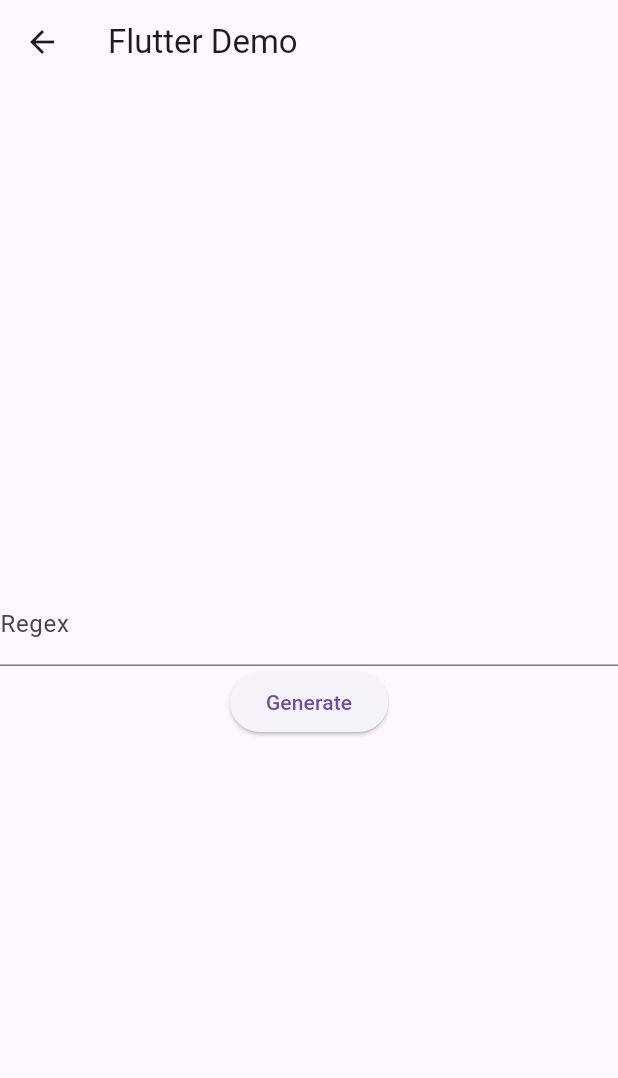
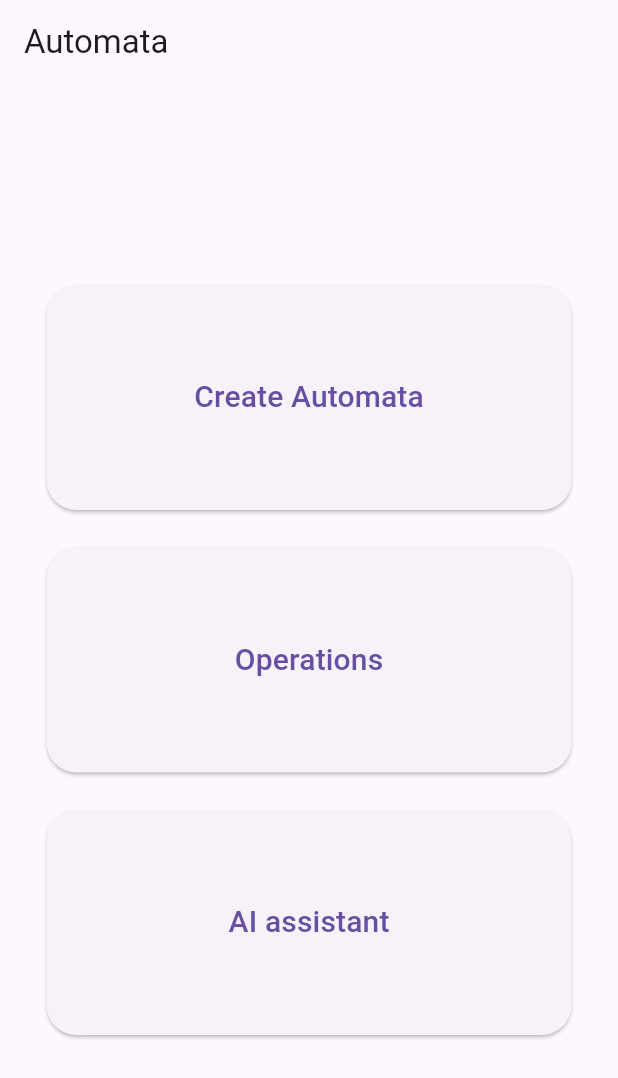
Before and after one commit to souls2108/Automata_App, a Flutter app: the HomePage screen opened directly, on a phone screen of 412 x 824 dp. Shown: the top 1078 px of the screen. Run offline on Flutter 3.47's test engine with Material 3 defaults, Android fonts, the phone set to English and light mode, and no system bars; our stand-ins replace flutter_svg; missing offline and left inert: dart:ffi, flutter_inappwebview.

Commit message:
Update theme

```diff
--- a/lib/main.dart
+++ b/lib/main.dart
@@ -1,13 +1,18 @@
-import 'dart:ffi';
-
 import 'package:automata_app/services/graph_svg/graph_svg_provider.dart';
 import 'package:automata_app/views/create_automata/create_automata_view.dart';
 import 'package:flutter/material.dart';
-import 'package:automata_app/plugin/ffi_plugin/automata_lib.dart';
-import 'package:ffi/ffi.dart';
 
 void main() {
-  runApp(MaterialApp(
+  runApp(const MyApp());
+  GraphSvgProvider.instance;
+}
+
+class MyApp extends StatelessWidget {
+  const MyApp({super.key});
+
+  @override
+  Widget build(BuildContext context) {
+    return MaterialApp(
       theme: ThemeData(
         primarySwatch: Colors.deepPurple,
         dataTableTheme: DataTableThemeData(
@@ -16,9 +21,9 @@ void main() {
           headingRowAlignment: MainAxisAlignment.center,
         ),
       ),
-    home: CreateAutomataView(),
-  ));
-  GraphSvgProvider.instance;
+      home: HomePage(),
+    );
+  }
 }
 
 class HomePage extends StatefulWidget {
@@ -29,98 +34,91 @@ class HomePage extends StatefulWidget {
 }
 
 class _HomePageState extends State<HomePage> {
-  late final TextEditingController _regex;
-  String _dotNFA = '';
-  String _dotDFA = '';
-  String _dotMDFA = '';
-  bool _showGraph = false;
-
-  @override
-  void initState() {
-    _regex = TextEditingController();
-    super.initState();
-  }
-
-  @override
-  void dispose() {
-    _regex.dispose();
-    super.dispose();
-  }
-
-  void handleButtonPress(String regex) {
-    final regexPointer = regex.toNativeUtf8().cast<Char>();
-    var lib = AutomataLib().nativeLibrary;
-    final nfa = lib.NFA_create_instance(regexPointer);
-    final dfa = lib.DFA_create_instance(regexPointer);
-    final mdfa = lib.DFA_minimalDFA(dfa);
-    final nfaDotPointer = lib.NFA_generateDotText(nfa);
-    final dfaDotPointer = lib.DFA_generateDotText(dfa);
-    final mdfaDotPointer = lib.DFA_generateDotText(mdfa);
-
-    setState(() {
-      _dotNFA = nfaDotPointer.cast<Utf8>().toDartString();
-      _dotDFA = dfaDotPointer.cast<Utf8>().toDartString();
-      _dotMDFA = mdfaDotPointer.cast<Utf8>().toDartString();
-      _showGraph = true;
-    });
-
-    malloc.free(nfaDotPointer);
-    malloc.free(dfaDotPointer);
-    malloc.free(mdfaDotPointer);
-  }
-
   @override
   Widget build(BuildContext context) {
     return Scaffold(
       appBar: AppBar(
-        title: const Text('Flutter Demo'),
+        title: const Text('Automata'),
       ),
-      body: Column(mainAxisAlignment: MainAxisAlignment.center, children: [
-        TextField(
-          controller: _regex,
-          decoration: const InputDecoration(
-            labelText: 'Regex',
-            hintText: 'Enter a regex',
+      body: Center(
+        child: SizedBox(
+          height: 500,
+          width: 350,
+          child: Column(
+            mainAxisAlignment: MainAxisAlignment.spaceBetween,
+            crossAxisAlignment: CrossAxisAlignment.stretch,
+            children: [
+              SizedBox(
+                height: 150,
+                child: ElevatedButton(
+                  style: ElevatedButton.styleFrom(
+                    shape: RoundedRectangleBorder(
+                      borderRadius: BorderRadius.circular(20),
+                    ),
+                    padding: EdgeInsets.symmetric(
+                      horizontal: 30,
+                      vertical: 15,
                     ),
                   ),
-        ElevatedButton(
                   onPressed: () {
-            handleButtonPress(_regex.text);
                     Navigator.push(
                       context,
                       MaterialPageRoute(
-                  builder: (context) => Scaffold(
-                      appBar: AppBar(
-                        title: const Text('Automata'),
+                        builder: (context) => CreateAutomataView(),
                       ),
-                      body: SingleChildScrollView(
-                        child: Column(
-                          children: [
-                            // const Text('NFA:'),
-                            // SizedBox(
-                            //   height: 300,
-                            //   child: GraphSvgProvider().generate(_dotNFA),
-                            // ),
-                            // const Text('DFA:'),
-                            // SizedBox(
-                            //     height: 300,
-                            //     child: Center(
-                            //       child: GraphSvgProvider().generate(_dotDFA),
-                            //     )),
-                            const Text('Minimal DFA:'),
+                    );
+                  },
+                  child: const Text(
+                    'Create Automata',
+                    style: TextStyle(fontSize: 20),
+                  ),
+                ),
+              ),
+              // SizedBox(height: 20),
               SizedBox(
-                              height: 300,
-                              child:
-                                  GraphSvgProvider.instance.generate(_dotMDFA),
+                height: 150,
+                child: ElevatedButton(
+                  style: ElevatedButton.styleFrom(
+                    shape: RoundedRectangleBorder(
+                      borderRadius: BorderRadius.circular(20),
                     ),
+                    padding: EdgeInsets.symmetric(
+                      horizontal: 30,
+                      vertical: 15,
+                    ),
+                  ),
+                  onPressed: () {},
+                  child: const Text(
+                    'Operations',
+                    style: TextStyle(fontSize: 20),
+                  ),
+                ),
+              ),
+              // SizedBox(height: 20),
+              SizedBox(
+                height: 150,
+                child: ElevatedButton(
+                  style: ElevatedButton.styleFrom(
+                    shape: RoundedRectangleBorder(
+                      borderRadius: BorderRadius.circular(20),
+                    ),
+                    padding: EdgeInsets.symmetric(
+                      horizontal: 30,
+                      vertical: 15,
+                    ),
+                  ),
+                  onPressed: () {},
+                  child: const Text(
+                    'AI assistant',
+                    style: TextStyle(fontSize: 20),
+                  ),
+                ),
+              ),
+              // SizedBox(height: 20),
             ],
           ),
-                      )),
-                ));
-          },
-          child: const Text('Generate'),
         ),
-      ]),
+      ),
     );
   }
 }
```
Also changed, not shown: 4 other files. Lines whose indentation alone changed are shown as unchanged.
